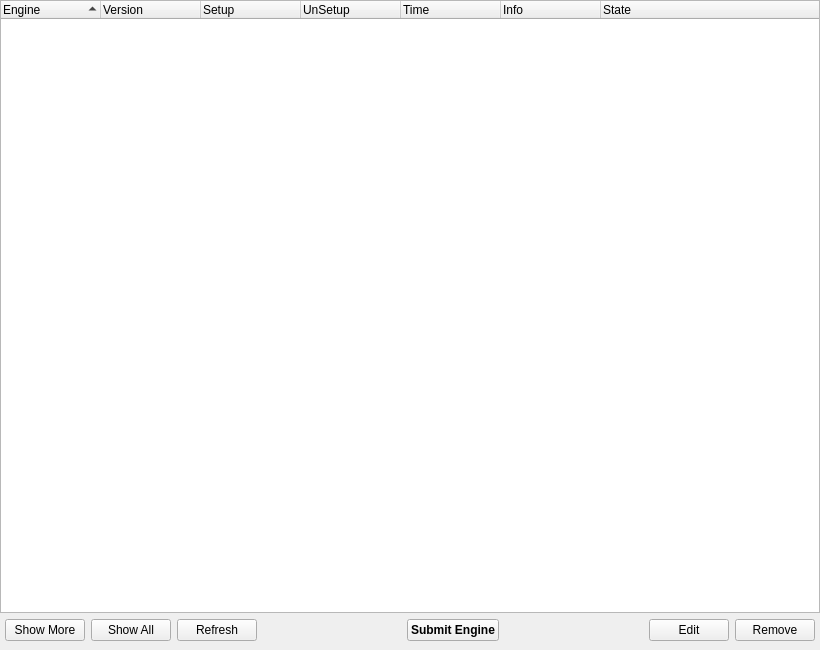
WorksAhead/Base, file BaseClient/Source/ManageEngineWidget.ui: the form before one commit.
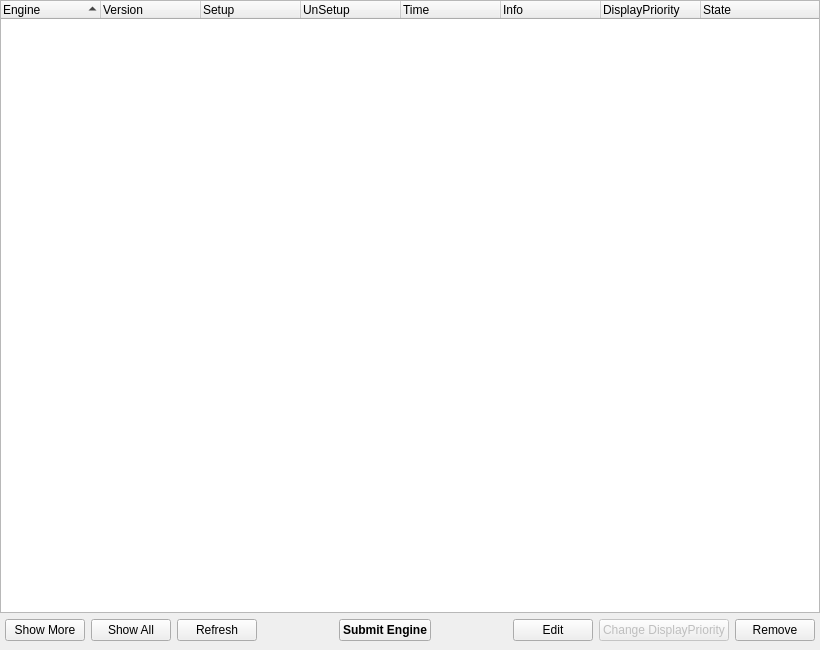
The form after the commit.

The edit to the form file:
```diff
--- a/BaseClient/Source/ManageEngineWidget.ui
+++ b/BaseClient/Source/ManageEngineWidget.ui
@@ -70,6 +70,11 @@
        <string>Info</string>
       </property>
      </column>
+     <column>
+      <property name="text">
+       <string>DisplayPriority</string>
+      </property>
+     </column>
      <column>
       <property name="text">
        <string>State</string>
@@ -152,6 +157,16 @@
        </property>
       </widget>
      </item>
+     <item>
+      <widget class="QPushButton" name="changeDisplayPriorityButton">
+       <property name="enabled">
+        <bool>false</bool>
+       </property>
+       <property name="text">
+        <string>Change DisplayPriority</string>
+       </property>
+      </widget>
+     </item>
      <item>
       <widget class="QPushButton" name="removeButton">
        <property name="text">
```
